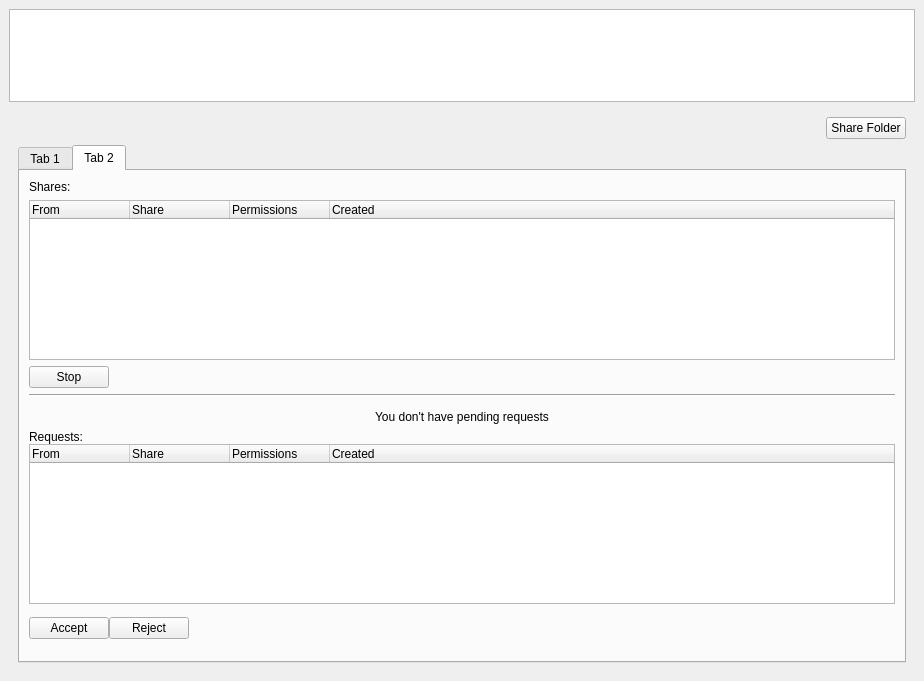
Qt form pcloudwindow.ui (pcloudcom/psyncgui) before a commit.
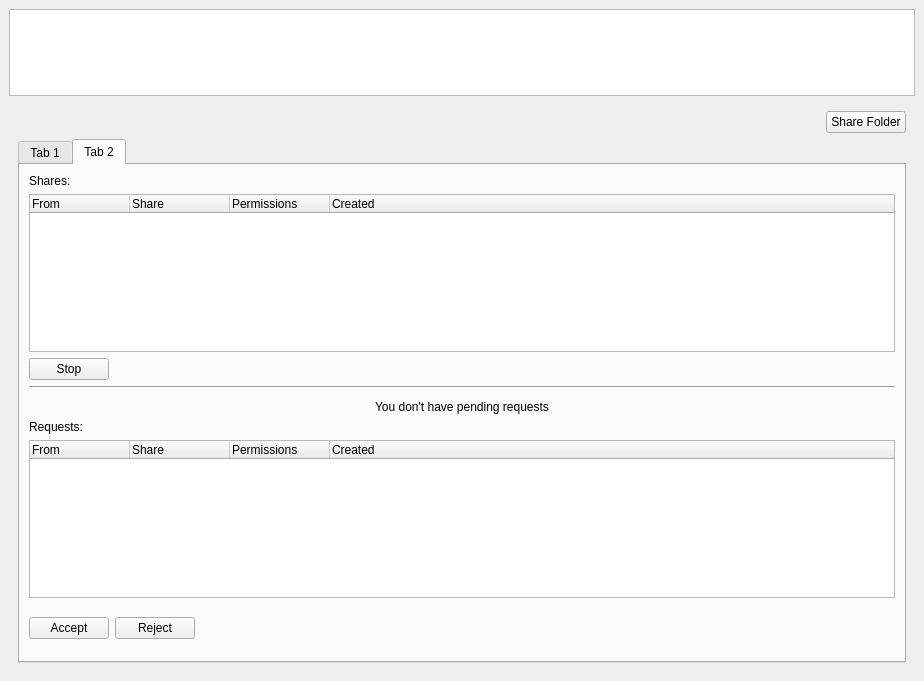
The same form after that commit. The open tabs and pages were chosen to show the change. Icons and pictures are not drawn.

Diff of the .ui file:
```diff
--- a/pcloudwindow.ui
+++ b/pcloudwindow.ui
@@ -1465,7 +1465,7 @@
              <widget class="QWidget" name="widget_requesteswithme" native="true">
               <layout class="QVBoxLayout" name="verticalLayout_8">
                <property name="spacing">
-                <number>0</number>
+                <number>6</number>
                </property>
                <property name="margin">
                 <number>0</number>
```
Left out of the diff: 4 changed lines with no effect on the pictures.
